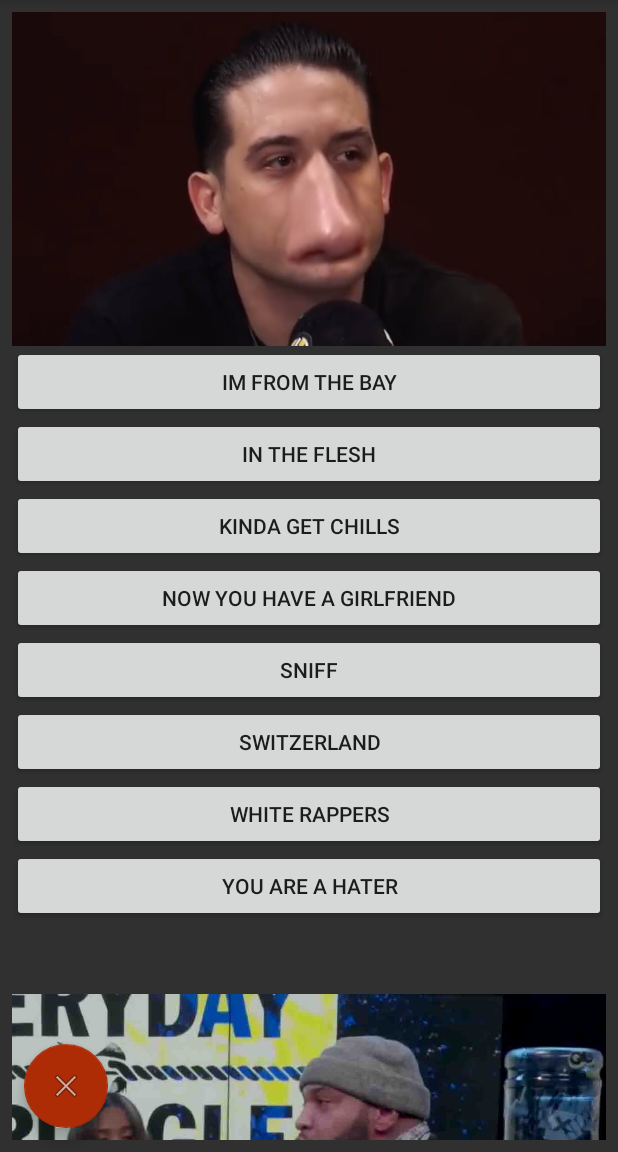
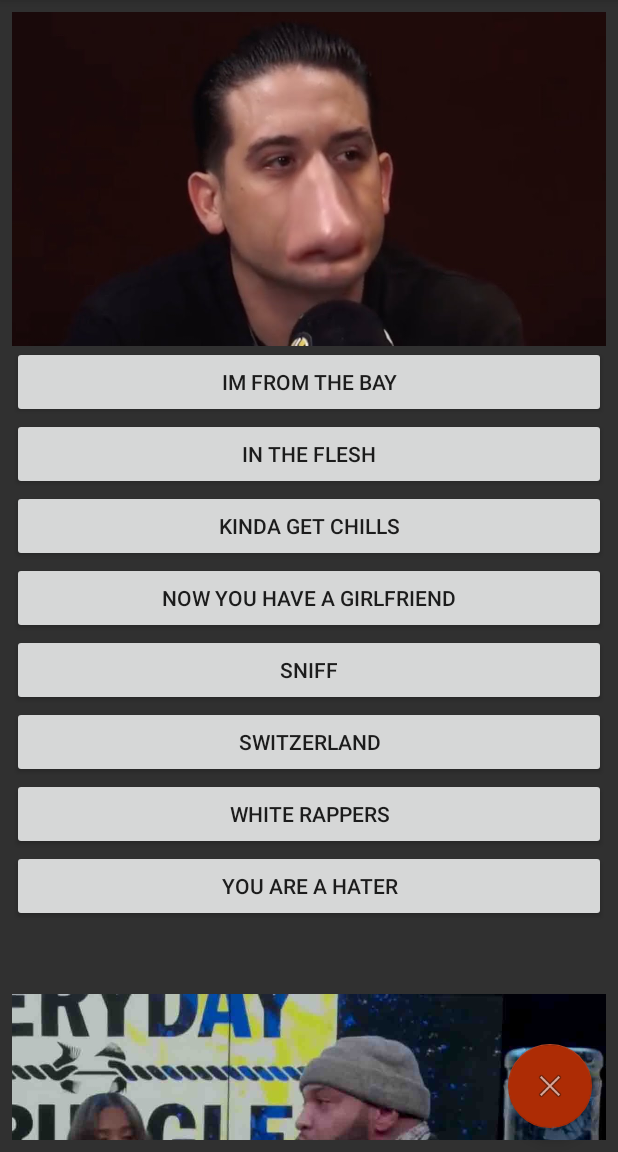
Before and after one commit to marisgg/MuchDankSoundBoard, an Android app: the screen it shows after launch (MainActivity), on a phone screen of 412 x 824 dp, the part 84-1236 px from its top. Run offline under Robolectric (Android 15) with nearby library versions, the phone set to English and light mode, and no system bars.

Commit message:
nice app

```diff
--- a/app/src/main/res/layout/activity_main.xml
+++ b/app/src/main/res/layout/activity_main.xml
@@ -34,11 +34,14 @@
         android:layout_width="wrap_content"
         android:layout_height="wrap_content"
         android:layout_marginBottom="16dp"
+        android:layout_marginEnd="8dp"
         android:layout_marginStart="16dp"
         android:clickable="true"
         android:onClick="stopSound"
         app:backgroundTint="@color/buttonColor"
         app:layout_constraintBottom_toBottomOf="parent"
+        app:layout_constraintEnd_toEndOf="parent"
+        app:layout_constraintHorizontal_bias="0.972"
         app:layout_constraintStart_toStartOf="parent"
         app:srcCompat="@android:drawable/ic_menu_close_clear_cancel" />
 
```
Also changed, not shown: app/src/main/java/com/tolhuis/muchdanksoundboard/MainActivity.java (+7 -0 lines).
